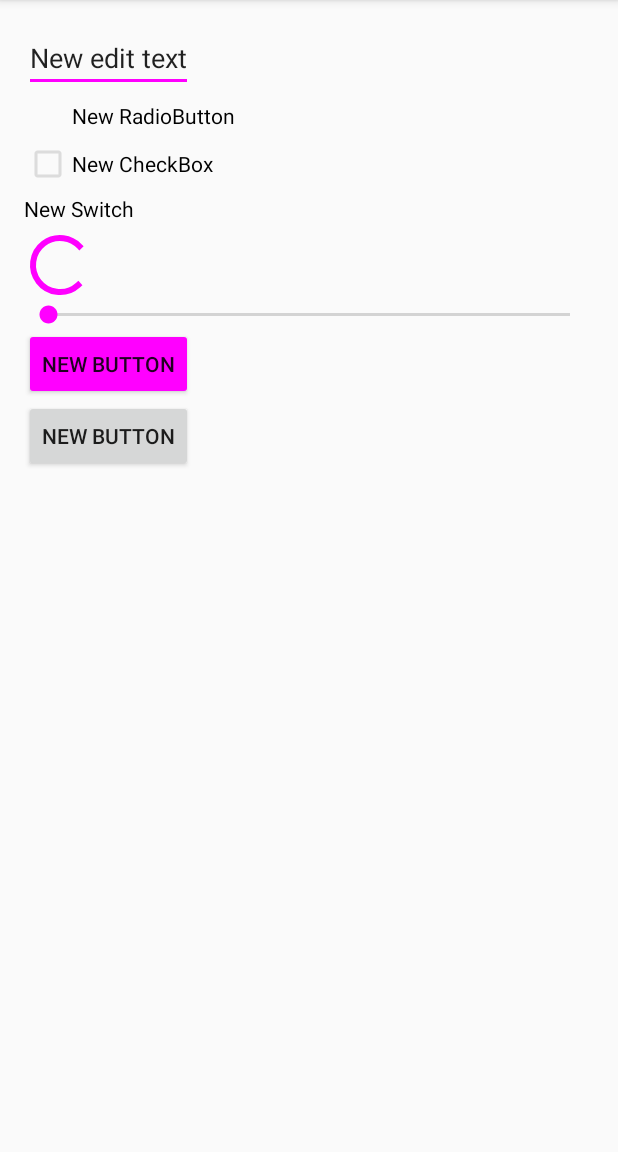
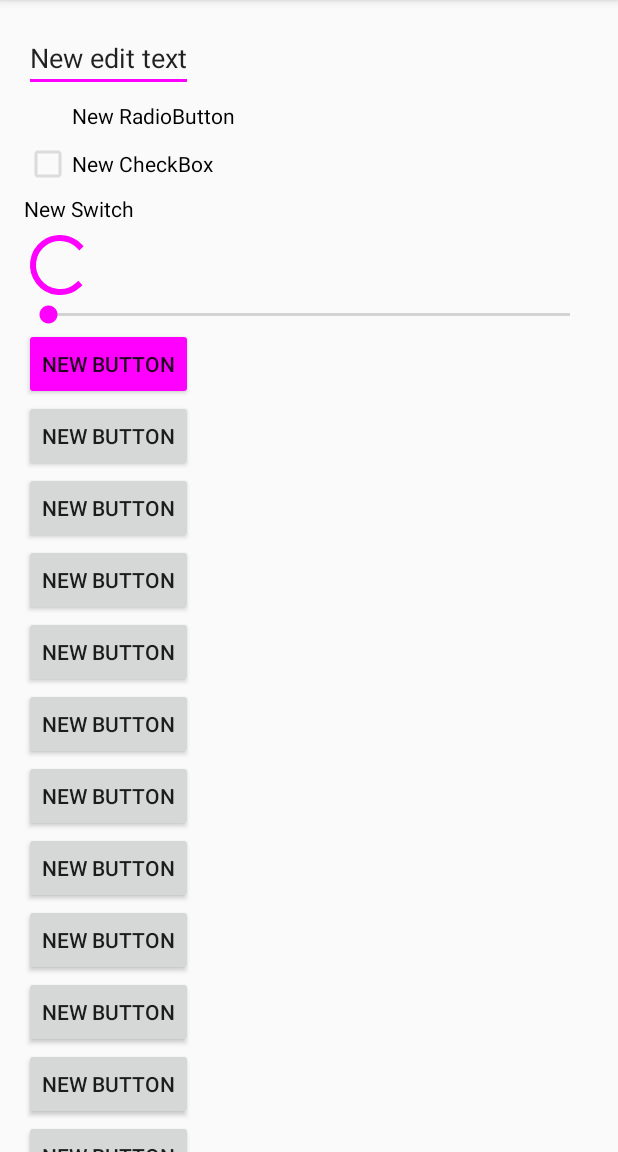
Before and after one commit to Commit451/Easel, an Android app: the screen it shows after launch (MainActivity), with the options menu open, on a phone screen of 412 x 824 dp, the part 84-1236 px from its top. Run offline under Robolectric (Android 15) with nearby library versions, the phone set to English and light mode, and no system bars; 1 statement that could not run was skipped.

Commit message:
Attempt to fetch the scroll bar through reflection

```diff
--- a/app/src/main/java/com/commit451/easel/sample/MainActivity.java
+++ b/app/src/main/java/com/commit451/easel/sample/MainActivity.java
@@ -2,8 +2,11 @@ package com.commit451.easel.sample;
 
 import android.animation.Animator;
 import android.graphics.Color;
+import android.graphics.PorterDuff;
+import android.graphics.drawable.Drawable;
 import android.os.Build;
 import android.os.Bundle;
+import android.support.v4.widget.NestedScrollView;
 import android.support.v7.app.AppCompatActivity;
 import android.support.v7.widget.SwitchCompat;
 import android.view.Menu;
@@ -48,6 +51,22 @@ public class MainActivity extends AppCompatActivity {
             navAnimator.setDuration(500);
             navAnimator.start();
         }
+        final NestedScrollView scrollView = (NestedScrollView) findViewById(R.id.scrollview);
+        scrollView.setOnScrollChangeListener(new NestedScrollView.OnScrollChangeListener() {
+            @Override
+            public void onScrollChange(NestedScrollView v, int scrollX, int scrollY, int oldScrollX, int oldScrollY) {
+                scrollView.postDelayed(new Runnable() {
+                    @Override
+                    public void run() {
+                        Drawable verticalTrackDrawable = Easel.getVerticalTrackDrawable(scrollView);
+                        verticalTrackDrawable.setColorFilter(Color.MAGENTA, PorterDuff.Mode.MULTIPLY);
+                    }
+                }, 100);
+
+            }
+        });
+
+
     }
 
     @Override
--- a/app/src/main/res/layout/activity_main.xml
+++ b/app/src/main/res/layout/activity_main.xml
@@ -1,52 +1,165 @@
-<LinearLayout xmlns:android="http://schemas.android.com/apk/res/android"
-    xmlns:tools="http://schemas.android.com/tools" android:layout_width="match_parent"
+<android.support.v4.widget.NestedScrollView
+    xmlns:android="http://schemas.android.com/apk/res/android"
+    xmlns:tools="http://schemas.android.com/tools"
+    android:id="@+id/scrollview"
+    android:layout_width="match_parent"
     android:layout_height="match_parent"
+    android:scrollbars="vertical">
+
+    <LinearLayout
+        android:layout_width="match_parent"
+        android:layout_height="wrap_content"
         android:orientation="vertical"
+        android:paddingBottom="@dimen/activity_vertical_margin"
         android:paddingLeft="@dimen/activity_horizontal_margin"
         android:paddingRight="@dimen/activity_horizontal_margin"
-    android:paddingTop="@dimen/activity_vertical_margin"
-    android:paddingBottom="@dimen/activity_vertical_margin" tools:context=".MainActivity">
+        android:paddingTop="@dimen/activity_vertical_margin">
 
 
         <EditText
+            android:id="@+id/editText"
             android:layout_width="wrap_content"
             android:layout_height="wrap_content"
-        android:text="New edit text"
-        android:id="@+id/editText"/>
+            android:text="New edit text"/>
 
         <RadioButton
+            android:id="@+id/radioButton"
             android:layout_width="wrap_content"
             android:layout_height="wrap_content"
-        android:text="New RadioButton"
-        android:id="@+id/radioButton" />
+            android:text="New RadioButton"/>
 
         <CheckBox
+            android:id="@+id/checkBox"
             android:layout_width="wrap_content"
             android:layout_height="wrap_content"
-        android:text="New CheckBox"
-        android:id="@+id/checkBox" />
+            android:text="New CheckBox"/>
 
         <android.support.v7.widget.SwitchCompat
+            android:id="@+id/switchCompat"
             android:layout_width="wrap_content"
             android:layout_height="wrap_content"
-        android:text="New Switch"
-        android:id="@+id/switchCompat"/>
+            android:text="New Switch"/>
 
         <ProgressBar
+            android:id="@+id/progressBar"
+            android:layout_width="wrap_content"
+            android:layout_height="wrap_content"/>
+
+        <SeekBar
+            android:id="@+id/seekBar"
+            android:layout_width="match_parent"
+            android:layout_height="wrap_content"/>
+
+        <Button
+            android:id="@+id/button"
             android:layout_width="wrap_content"
             android:layout_height="wrap_content"
-        android:id="@+id/progressBar"/>
-
-    <SeekBar
-        android:layout_width="match_parent"
-        android:layout_height="wrap_content"
-        android:id="@+id/seekBar"/>
+            android:text="New Button"/>
 
         <Button
             android:layout_width="wrap_content"
             android:layout_height="wrap_content"
-        android:text="New Button"
-        android:id="@+id/button"/>
+            android:text="New Button"/>
+
+        <Button
+            android:layout_width="wrap_content"
+            android:layout_height="wrap_content"
+            android:text="New Button"/>
+
+        <Button
+            android:layout_width="wrap_content"
+            android:layout_height="wrap_content"
+            android:text="New Button"/>
+
+        <Button
+            android:layout_width="wrap_content"
+            android:layout_height="wrap_content"
+            android:text="New Button"/>
+
+        <Button
+            android:layout_width="wrap_content"
+            android:layout_height="wrap_content"
+            android:text="New Button"/>
+
+        <Button
+            android:layout_width="wrap_content"
+            android:layout_height="wrap_content"
+            android:text="New Button"/>
+
+        <Button
+            android:layout_width="wrap_content"
+            android:layout_height="wrap_content"
+            android:text="New Button"/>
+
+        <Button
+            android:layout_width="wrap_content"
+            android:layout_height="wrap_content"
+            android:text="New Button"/>
+
+        <Button
+            android:layout_width="wrap_content"
+            android:layout_height="wrap_content"
+            android:text="New Button"/>
+
+        <Button
+            android:layout_width="wrap_content"
+            android:layout_height="wrap_content"
+            android:text="New Button"/>
+
+        <Button
+            android:layout_width="wrap_content"
+            android:layout_height="wrap_content"
+            android:text="New Button"/>
+
+        <Button
+            android:layout_width="wrap_content"
+            android:layout_height="wrap_content"
+            android:text="New Button"/>
+
+        <Button
+            android:layout_width="wrap_content"
+            android:layout_height="wrap_content"
+            android:text="New Button"/>
+
+        <Button
+            android:layout_width="wrap_content"
+            android:layout_height="wrap_content"
+            android:text="New Button"/>
+
+        <Button
+            android:layout_width="wrap_content"
+            android:layout_height="wrap_content"
+            android:text="New Button"/>
+
+        <Button
+            android:layout_width="wrap_content"
+            android:layout_height="wrap_content"
+            android:text="New Button"/>
+
+        <Button
+            android:layout_width="wrap_content"
+            android:layout_height="wrap_content"
+            android:text="New Button"/>
+
+        <Button
+            android:layout_width="wrap_content"
+            android:layout_height="wrap_content"
+            android:text="New Button"/>
+
+        <Button
+            android:layout_width="wrap_content"
+            android:layout_height="wrap_content"
+            android:text="New Button"/>
+
+        <Button
+            android:layout_width="wrap_content"
+            android:layout_height="wrap_content"
+            android:text="New Button"/>
+
+        <Button
+            android:layout_width="wrap_content"
+            android:layout_height="wrap_content"
+            android:text="New Button"/>
 
         <Button
             android:layout_width="wrap_content"
@@ -54,3 +167,5 @@
             android:text="New Button"/>
 
     </LinearLayout>
+
+</android.support.v4.widget.NestedScrollView>
--- a/easel/src/main/java/com/commit451/easel/Easel.java
+++ b/easel/src/main/java/com/commit451/easel/Easel.java
@@ -369,6 +369,34 @@ public class Easel {
     }
 
     /**
+     * BEWARE: this uses reflection and is kinda hacky, so use with caution
+     * @param view a view
+     * @return the scrollable track drawable
+     */
+    @Nullable
+    public static Drawable getVerticalTrackDrawable(View view) {
+
+        try {
+            //TODO init method which optimizes by pulling out fields at once such as this?
+            Field scrollCacheField = View.class.getDeclaredField("mScrollCache");
+            scrollCacheField.setAccessible(true);
+            Object scrollcache = scrollCacheField.get(view);
+            //got the cache, now get the drawable
+            Field scrollBarDrawableField = scrollcache.getClass().getDeclaredField("scrollBar");
+            scrollBarDrawableField.setAccessible(true);
+            Object scrollBarDrawable = scrollBarDrawableField.get(scrollcache);
+            //got the scrollbardrawable, now get the vertical drawable
+            Class<?> scrollBarDrawableClass = Class.forName("android.widget.ScrollBarDrawable");
+            Field verticalTrackField = scrollBarDrawableClass.getDeclaredField("mVerticalTrack");
+            verticalTrackField.setAccessible(true);
+            Drawable drawable = (Drawable) verticalTrackField.get(scrollBarDrawable);
+            return drawable;
+        } catch (Exception e) {
+            return null;
+        }
+    }
+
+    /**
      * Gets an animator for the view that will animate between the current background color
      * and the specified end color
      *
```
Lines whose indentation alone changed are shown as unchanged.
